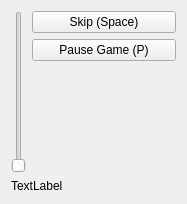
Before: the Qt Designer form ui/player.ui in tdauth/gustavsfairyland, drawn with Qt 5.
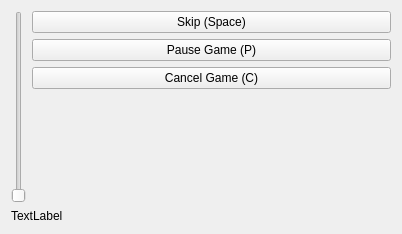
After: the same form once the commit is applied.

Commit message: Allow canceling the game, added steampunk, minimum player size, preview images for clips

```diff
--- a/ui/player.ui
+++ b/ui/player.ui
@@ -6,12 +6,12 @@
    <rect>
     <x>0</x>
     <y>0</y>
-    <width>187</width>
-    <height>204</height>
+    <width>402</width>
+    <height>234</height>
    </rect>
   </property>
   <property name="sizePolicy">
-   <sizepolicy hsizetype="Expanding" vsizetype="Expanding">
+   <sizepolicy hsizetype="Maximum" vsizetype="Maximum">
     <horstretch>0</horstretch>
     <verstretch>0</verstretch>
    </sizepolicy>
@@ -19,8 +19,10 @@
   <property name="windowTitle">
    <string>Player</string>
   </property>
-  <layout class="QGridLayout" name="gridLayout">
-   <item row="0" column="0">
+  <layout class="QVBoxLayout" name="verticalLayout_2">
+   <item>
+    <layout class="QHBoxLayout" name="horizontalLayout">
+     <item>
     <layout class="QHBoxLayout" name="videoPlayerLayout">
      <item>
       <widget class="QSlider" name="volumeSlider">
@@ -34,7 +36,7 @@
      </item>
     </layout>
    </item>
-   <item row="0" column="1">
+     <item>
     <layout class="QVBoxLayout" name="verticalLayout">
      <item>
       <widget class="QPushButton" name="skipPushButton">
@@ -56,6 +58,16 @@
        </property>
       </widget>
      </item>
+       <item>
+        <widget class="QPushButton" name="cancelPushButton">
+         <property name="text">
+          <string>Cancel Game (C)</string>
+         </property>
+         <property name="shortcut">
+          <string>C</string>
+         </property>
+        </widget>
+       </item>
      <item>
       <spacer name="verticalSpacer">
        <property name="orientation">
@@ -71,7 +83,9 @@
      </item>
     </layout>
    </item>
-   <item row="1" column="0" colspan="2">
+    </layout>
+   </item>
+   <item>
     <widget class="QLabel" name="descriptionLabel">
      <property name="text">
       <string>TextLabel</string>
```
Left out of the diff: 1 changed line with no effect on the pictures. Lines whose indentation alone changed are shown as unchanged. The commit also changes 19 other files.
